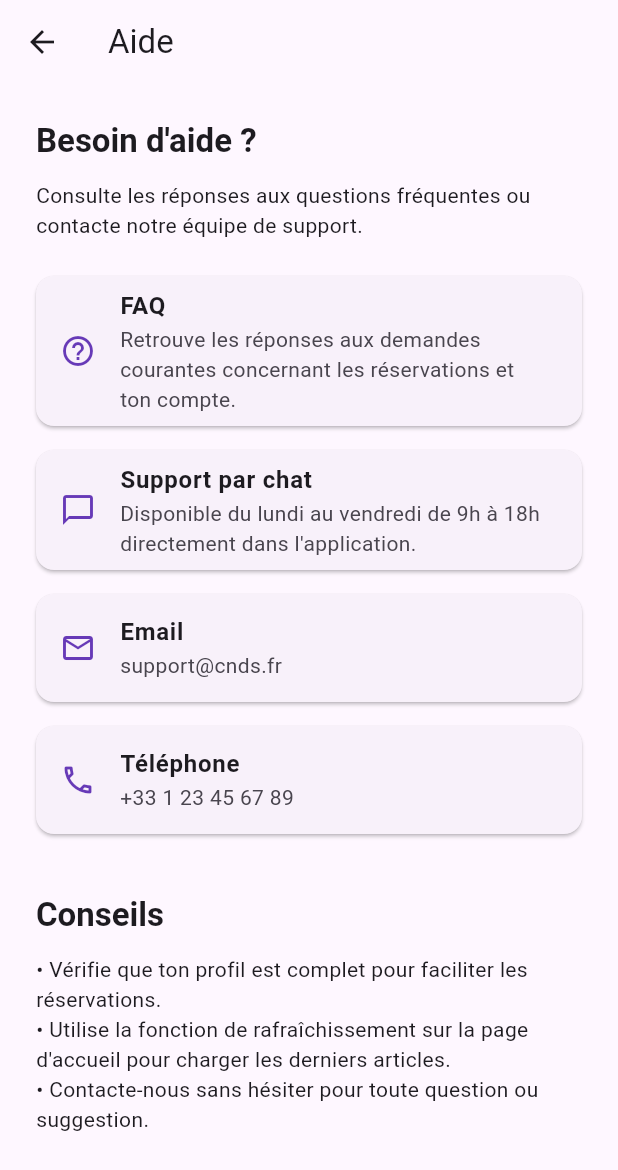
After one commit to frederic-schwartz/cnds_app, a Flutter app: the HelpScreen screen opened directly, on a phone screen of 412 x 824 dp. The commit adds this screen. Shown: the top 1170 px of the screen. Run offline on Flutter 3.47's test engine with Material 3 defaults, Android fonts, the phone set to English and light mode, and no system bars; our stand-ins replace package_info_plus, shared_preferences; accounts and stored records are empty.

```diff
--- /dev/null
+++ b/lib/screens/help_screen.dart
@@ -0,0 +1,102 @@
+import 'package:flutter/material.dart';
+
+class HelpScreen extends StatelessWidget {
+  const HelpScreen({super.key});
+
+  @override
+  Widget build(BuildContext context) {
+    return Scaffold(
+      appBar: AppBar(title: const Text('Aide')),
+      body: ListView(
+        padding: const EdgeInsets.all(24),
+        children: const [
+          _Section(
+            title: 'Besoin d\'aide ?',
+            description:
+                'Consulte les réponses aux questions fréquentes ou contacte notre équipe de support.',
+          ),
+          _HelpfulTile(
+            icon: Icons.help_outline,
+            title: 'FAQ',
+            subtitle:
+                'Retrouve les réponses aux demandes courantes concernant les réservations et ton compte.',
+          ),
+          _HelpfulTile(
+            icon: Icons.chat_bubble_outline,
+            title: 'Support par chat',
+            subtitle:
+                'Disponible du lundi au vendredi de 9h à 18h directement dans l\'application.',
+          ),
+          _HelpfulTile(
+            icon: Icons.email_outlined,
+            title: 'Email',
+            subtitle: 'support@cnds.fr',
+          ),
+          _HelpfulTile(
+            icon: Icons.phone_outlined,
+            title: 'Téléphone',
+            subtitle: '+33 1 23 45 67 89',
+          ),
+          SizedBox(height: 24),
+          _Section(
+            title: 'Conseils',
+            description:
+                '• Vérifie que ton profil est complet pour faciliter les réservations.\n'
+                '• Utilise la fonction de rafraîchissement sur la page d\'accueil pour charger les derniers articles.\n'
+                '• Contacte-nous sans hésiter pour toute question ou suggestion.',
+          ),
+        ],
+      ),
+    );
+  }
+}
+
+class _Section extends StatelessWidget {
+  final String title;
+  final String description;
+
+  const _Section({required this.title, required this.description});
+
+  @override
+  Widget build(BuildContext context) {
+    return Column(
+      crossAxisAlignment: CrossAxisAlignment.start,
+      children: [
+        Text(
+          title,
+          style: Theme.of(
+            context,
+          ).textTheme.titleLarge?.copyWith(fontWeight: FontWeight.bold),
+        ),
+        const SizedBox(height: 12),
+        Text(description, style: Theme.of(context).textTheme.bodyMedium),
+        const SizedBox(height: 24),
+      ],
+    );
+  }
+}
+
+class _HelpfulTile extends StatelessWidget {
+  final IconData icon;
+  final String title;
+  final String subtitle;
+
+  const _HelpfulTile({
+    required this.icon,
+    required this.title,
+    required this.subtitle,
+  });
+
+  @override
+  Widget build(BuildContext context) {
+    return Card(
+      shape: RoundedRectangleBorder(borderRadius: BorderRadius.circular(12)),
+      margin: const EdgeInsets.only(bottom: 16),
+      child: ListTile(
+        leading: Icon(icon, color: Colors.deepPurple),
+        title: Text(title, style: const TextStyle(fontWeight: FontWeight.w600)),
+        subtitle: Text(subtitle),
+      ),
+    );
+  }
+}
```
Also changed, not shown: lib/models/article.dart (+22 -10 lines), lib/screens/home_screen.dart (+12 -5 lines), lib/screens/profile_screen.dart (added, +274 -0 lines), 2 other files.
